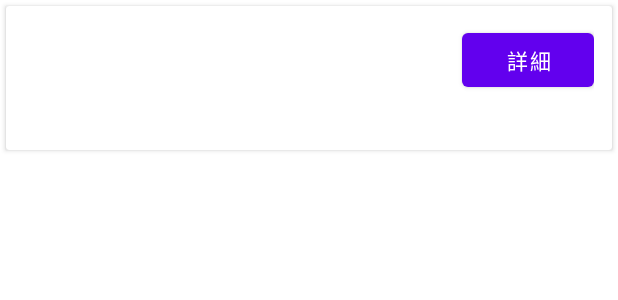
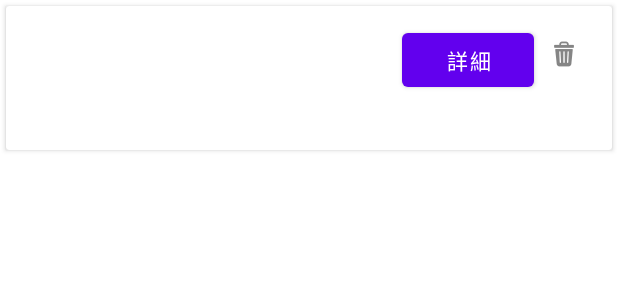
Before and after one commit to tktomaru/TomaGPS, an Android app: the layout item_log_card.xml on its own in the app's theme, with its tools: preview values and no code run, on a phone screen of 412 x 824 dp. Shown: the top 300 px of the screen. Run offline under Robolectric (Android 15) with nearby library versions, the light colour scheme and no system bars.

Commit message:
削除機能を実装

```diff
--- a/app/src/main/java/jp/tukutano/tomagps/db/JourneyLogDao.kt
+++ b/app/src/main/java/jp/tukutano/tomagps/db/JourneyLogDao.kt
@@ -17,4 +17,7 @@ interface JourneyLogDao {
 
     @Delete
     fun delete(log: JourneyLogEntity)
+
+    @Query("DELETE FROM journey_logs WHERE id = :id")
+    fun deleteById(id: Long): Int
 }
--- a/app/src/main/java/jp/tukutano/tomagps/repository/JourneyLogRepository.kt
+++ b/app/src/main/java/jp/tukutano/tomagps/repository/JourneyLogRepository.kt
@@ -27,4 +27,7 @@ class JourneyLogRepository(
     fun delete(log: JourneyLog) =
         dao.delete(log.toEntity())
 
+    fun deleteById(id: Long) {
+        dao.deleteById(id)
+    }
 }
--- a/app/src/main/res/layout/item_log_card.xml
+++ b/app/src/main/res/layout/item_log_card.xml
@@ -1,6 +1,10 @@
-<layout xmlns:android="http://schemas.android.com/apk/res/android">
+<layout xmlns:android="http://schemas.android.com/apk/res/android"
+    xmlns:app="http://schemas.android.com/apk/res-auto">
 
-    <data />
+    <data>
+        <variable name="log" type="jp.tukutano.tomagps.model.JourneyLog"/>
+        <variable name="listener" type="jp.tukutano.tomagps.ui.dashboard.LogAdapter.Listener"/>
+    </data>
 
     <androidx.cardview.widget.CardView
         android:layout_width="match_parent"
@@ -8,53 +12,83 @@
         android:layout_margin="4dp"
         android:foreground="?attr/selectableItemBackground">
 
-        <LinearLayout
+        <androidx.constraintlayout.widget.ConstraintLayout
             android:layout_width="match_parent"
             android:layout_height="wrap_content"
-            android:orientation="horizontal"
             android:padding="12dp">
 
+            <!-- サムネイル -->
             <ImageView
                 android:id="@+id/imgThumb"
                 android:layout_width="72dp"
                 android:layout_height="72dp"
-                android:scaleType="centerCrop" />
+                android:scaleType="centerCrop"
+                app:layout_constraintStart_toStartOf="parent"
+                app:layout_constraintTop_toTopOf="parent"
+                app:layout_constraintBottom_toBottomOf="parent"
+            />
 
-            <LinearLayout
+
+            <!-- タイトル -->
+            <TextView
+                android:id="@+id/txtTitle"
                 android:layout_width="0dp"
                 android:layout_height="wrap_content"
-                android:layout_weight="1"
-                android:orientation="vertical"
-                android:paddingStart="12dp">
+                android:textSize="16sp"
+                android:textStyle="bold"
+                android:text="@{log.title}"
+                app:layout_constraintStart_toEndOf="@id/imgThumb"
+                app:layout_constraintTop_toTopOf="@id/imgThumb"
+                app:layout_constraintEnd_toStartOf="@id/btnDetail"
+                android:ellipsize="end"
+                android:maxLines="1"/>
 
-                <TextView
-                    android:id="@+id/txtTitle"
-                    android:layout_width="wrap_content"
-                    android:layout_height="wrap_content"
-                    android:textSize="16sp"
-                    android:textStyle="bold" />
-
+            <!-- 日付 -->
             <TextView
                 android:id="@+id/txtDate"
-                    android:layout_width="wrap_content"
+                android:layout_width="0dp"
                 android:layout_height="wrap_content"
-                    android:textSize="12sp" />
+                android:textSize="12sp"
+                android:text="@{log.dateString}"
+                app:layout_constraintStart_toStartOf="@id/txtTitle"
+                app:layout_constraintTop_toBottomOf="@id/txtTitle"
+                app:layout_constraintEnd_toEndOf="@id/txtTitle"/>
 
+            <!-- 距離 -->
             <TextView
                 android:id="@+id/txtDistance"
-                    android:layout_width="wrap_content"
+                android:layout_width="0dp"
                 android:layout_height="wrap_content"
-                    android:textSize="12sp" />
-            </LinearLayout>
+                android:textSize="12sp"
+                android:text='@{String.format("%.1f km", log.distanceKm)}'
+                app:layout_constraintStart_toStartOf="@id/txtTitle"
+                app:layout_constraintTop_toBottomOf="@id/txtDate"
+                app:layout_constraintEnd_toEndOf="@id/txtTitle"/>
 
-
-            <!-- 追加：詳細画面へ遷移するボタン -->
+            <!-- 詳細ボタン -->
             <Button
                 android:id="@+id/btnDetail"
                 android:layout_width="wrap_content"
                 android:layout_height="wrap_content"
                 android:text="詳細"
-                android:layout_marginStart="8dp"/>
-        </LinearLayout>
+                app:layout_constraintTop_toTopOf="parent"
+                app:layout_constraintEnd_toStartOf="@id/btnDelete"
+                android:onClick="@{() -> listener.onItemClicked(log)}"
+                />
+
+            <!-- 削除アイコン -->
+            <ImageButton
+                android:id="@+id/btnDelete"
+                android:layout_width="40dp"
+                android:layout_height="40dp"
+                android:contentDescription="削除"
+                android:src="@drawable/ic_delete"
+                android:background="?attr/selectableItemBackgroundBorderless"
+                android:onClick="@{() -> listener.onDeleteClicked(log)}"
+                app:layout_constraintTop_toTopOf="parent"
+                app:layout_constraintEnd_toEndOf="parent"/>
+
+        </androidx.constraintlayout.widget.ConstraintLayout>
+
     </androidx.cardview.widget.CardView>
 </layout>
```
Also changed, not shown: app/src/main/java/jp/tukutano/tomagps/model/JourneyLog.kt (+15 -6 lines), app/src/main/java/jp/tukutano/tomagps/ui/dashboard/LogAdapter.kt (+63 -35 lines), app/src/main/java/jp/tukutano/tomagps/ui/dashboard/LogListFragment.kt (+24 -6 lines), app/src/main/java/jp/tukutano/tomagps/ui/dashboard/LogListViewModel.kt (+21 -1 lines), app/src/main/res/drawable-hdpi/ic_delete.png (added), app/src/main/res/drawable-hdpi/ic_launcher.png (added), app/src/main/res/drawable-mdpi/ic_delete.png (added), app/src/main/res/drawable-mdpi/ic_launcher.png (added), app/src/main/res/drawable-xhdpi/ic_delete.png (added), app/src/main/res/drawable-xhdpi/ic_launcher.png (added), app/src/main/res/drawable-xxhdpi/ic_delete.png (added), app/src/main/res/drawable-xxhdpi/ic_launcher.png (added), app/src/main/res/drawable-xxxhdpi/ic_delete.png (added), app/src/main/res/drawable-xxxhdpi/ic_launcher.png (added). Lines whose indentation alone changed are shown as unchanged.
